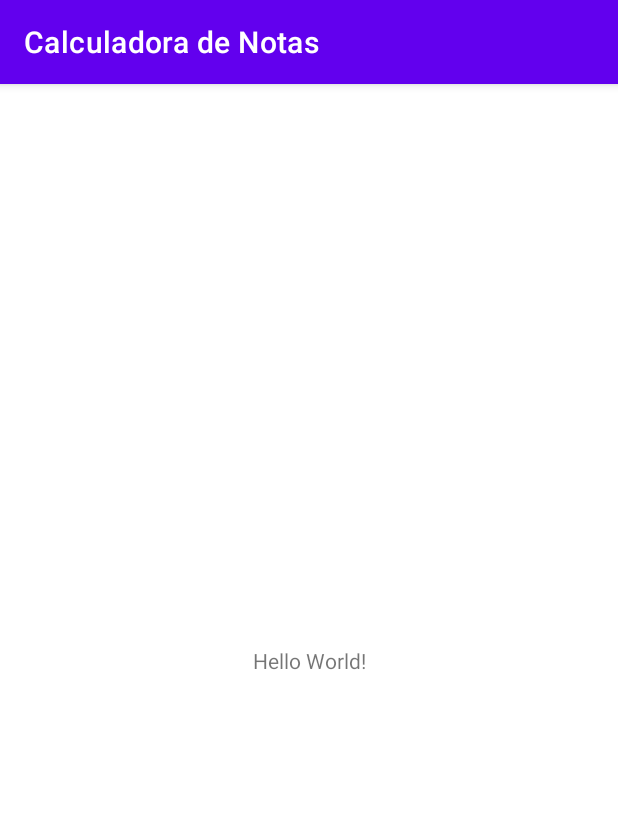
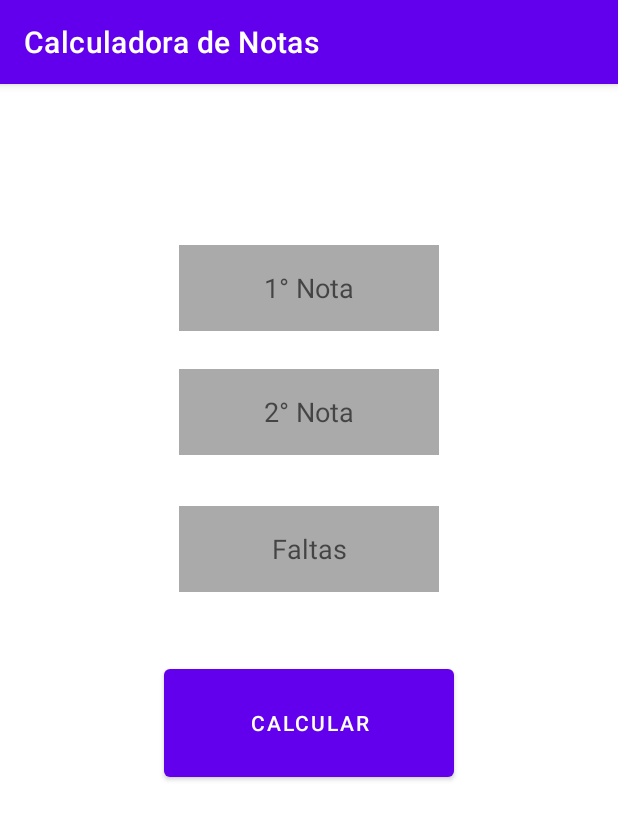
Before and after one commit to wanderalvess/dio-calculadora-de-notas-kotlin, an Android app: the screen it shows after launch (MainActivity), on a phone screen of 412 x 824 dp. Shown: the top 820 px of the screen. Run offline under Robolectric (Android 15) with nearby library versions, the phone set to English and light mode, and no system bars.

Commit message:
Aplicativo de Calculadora de Notas

```diff
--- a/app/build.gradle
+++ b/app/build.gradle
@@ -1,6 +1,7 @@
 plugins {
     id 'com.android.application'
     id 'org.jetbrains.kotlin.android'
+    id 'kotlin-android-extensions'
 }
 
 android {
--- a/app/src/main/java/com/wanderson/calculadoradenotas/MainActivity.kt
+++ b/app/src/main/java/com/wanderson/calculadoradenotas/MainActivity.kt
@@ -1,11 +1,31 @@
 package com.wanderson.calculadoradenotas
 
+import android.graphics.Color
 import androidx.appcompat.app.AppCompatActivity
 import android.os.Bundle
+import kotlinx.android.synthetic.main.activity_main.*
 
 class MainActivity : AppCompatActivity() {
     override fun onCreate(savedInstanceState: Bundle?) {
         super.onCreate(savedInstanceState)
         setContentView(R.layout.activity_main)
+
+        val btCalcular = calcular
+        val resultado = resultado
+
+        btCalcular.setOnClickListener {
+            val nota1 = Integer.parseInt( nota1.text.toString())
+            val nota2 = Integer.parseInt( nota2.text.toString())
+            val media = (nota1 + nota2)/2
+            val faltas = Integer.parseInt(faltas.text.toString())
+
+            if(media >= 6 && faltas <=10) {
+                resultado.setText("Aluno Aprovado!" + "\n" + "Nota Final: " + media + "\n" + "Faltas: " + faltas)
+                resultado.setTextColor(Color.GREEN)
+            } else {
+                resultado.setText("Aluno Reprovado!" + "\n" + "Nota Final: " + media + "\n" + "Faltas: " + faltas)
+                resultado.setTextColor(Color.RED)
+            }
+        }
     }
 }
--- a/app/src/main/res/layout/activity_main.xml
+++ b/app/src/main/res/layout/activity_main.xml
@@ -6,13 +6,75 @@
     android:layout_height="match_parent"
     tools:context=".MainActivity">
 
+    <EditText
+        android:id="@+id/nota1"
+        android:layout_width="173dp"
+        android:layout_height="57dp"
+        android:background="@android:color/darker_gray"
+        android:hint="1° Nota"
+        android:textAlignment="center"
+        app:layout_constraintBottom_toBottomOf="parent"
+        app:layout_constraintEnd_toEndOf="parent"
+        app:layout_constraintHorizontal_bias="0.5"
+        app:layout_constraintStart_toStartOf="parent"
+        app:layout_constraintTop_toTopOf="parent"
+        app:layout_constraintVertical_bias="0.151" />
+
+    <EditText
+        android:id="@+id/nota2"
+        android:layout_width="173dp"
+        android:layout_height="57dp"
+        android:background="@android:color/darker_gray"
+        android:hint="2° Nota"
+        android:textAlignment="center"
+        app:layout_constraintBottom_toBottomOf="parent"
+        app:layout_constraintEnd_toEndOf="parent"
+        app:layout_constraintHorizontal_bias="0.5"
+        app:layout_constraintStart_toStartOf="parent"
+        app:layout_constraintTop_toBottomOf="@+id/nota1"
+        app:layout_constraintVertical_bias="0.046" />
+
+    <EditText
+        android:id="@+id/faltas"
+        android:layout_width="173dp"
+        android:layout_height="57dp"
+        android:layout_marginBottom="236dp"
+        android:background="@android:color/darker_gray"
+        android:hint="Faltas"
+        android:textAlignment="center"
+        android:textAppearance="@style/TextAppearance.AppCompat.Medium"
+        app:layout_constraintBottom_toBottomOf="parent"
+        app:layout_constraintEnd_toEndOf="parent"
+        app:layout_constraintHorizontal_bias="0.5"
+        app:layout_constraintStart_toStartOf="parent"
+        app:layout_constraintTop_toBottomOf="@+id/nota2"
+        app:layout_constraintVertical_bias="0.15" />
+
+    <Button
+        android:id="@+id/calcular"
+        android:layout_width="193dp"
+        android:layout_height="84dp"
+        android:layout_margin="20dp"
+        android:text="@string/Calcular"
+        app:layout_constraintBottom_toBottomOf="parent"
+        app:layout_constraintEnd_toEndOf="parent"
+        app:layout_constraintHorizontal_bias="0.5"
+        app:layout_constraintStart_toStartOf="parent"
+        app:layout_constraintTop_toBottomOf="@+id/faltas"
+        app:layout_constraintVertical_bias="0.084" />
+
     <TextView
+        android:id="@+id/resultado"
         android:layout_width="wrap_content"
         android:layout_height="wrap_content"
-        android:text="Hello World!"
+        android:gravity="center"
+        android:textSize="24sp"
         app:layout_constraintBottom_toBottomOf="parent"
-        app:layout_constraintLeft_toLeftOf="parent"
-        app:layout_constraintRight_toRightOf="parent"
-        app:layout_constraintTop_toTopOf="parent" />
+        app:layout_constraintEnd_toEndOf="parent"
+        app:layout_constraintHorizontal_bias="0.5"
+        app:layout_constraintStart_toStartOf="parent"
+        app:layout_constraintTop_toBottomOf="@+id/calcular"
+        app:layout_constraintVertical_bias="0.465" />
+
 
 </androidx.constraintlayout.widget.ConstraintLayout>
--- a/app/src/main/res/values/strings.xml
+++ b/app/src/main/res/values/strings.xml
@@ -1,3 +1,4 @@
 <resources>
     <string name="app_name">Calculadora de Notas</string>
+    <string name="Calcular">calcular</string>
 </resources>
```
